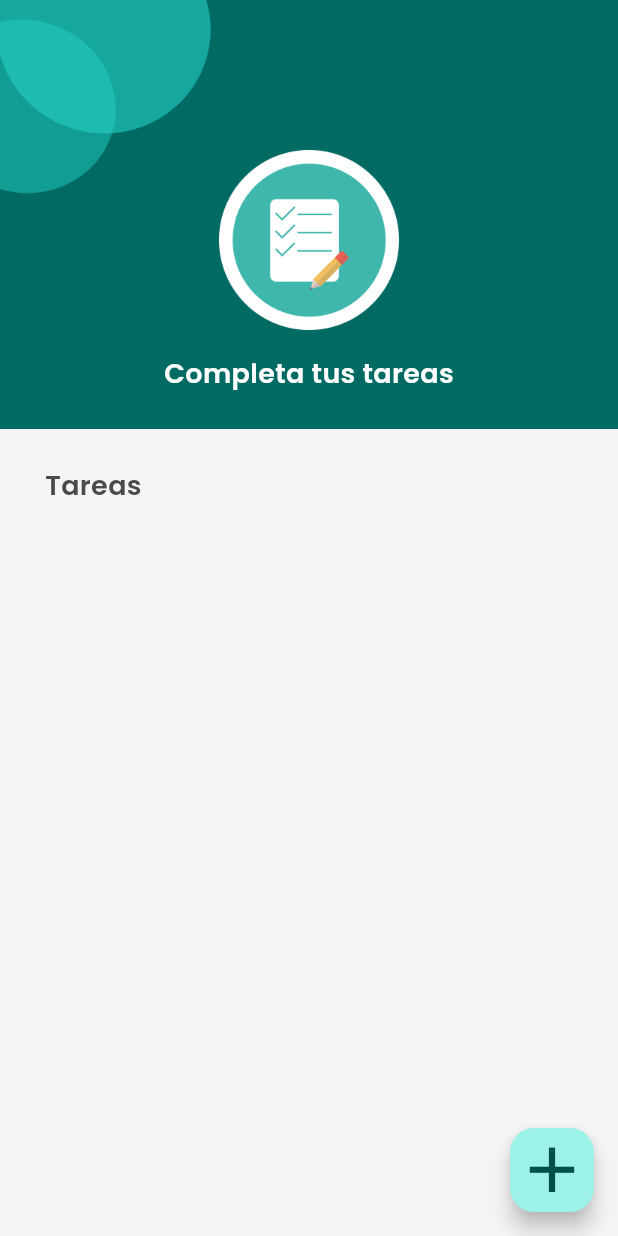
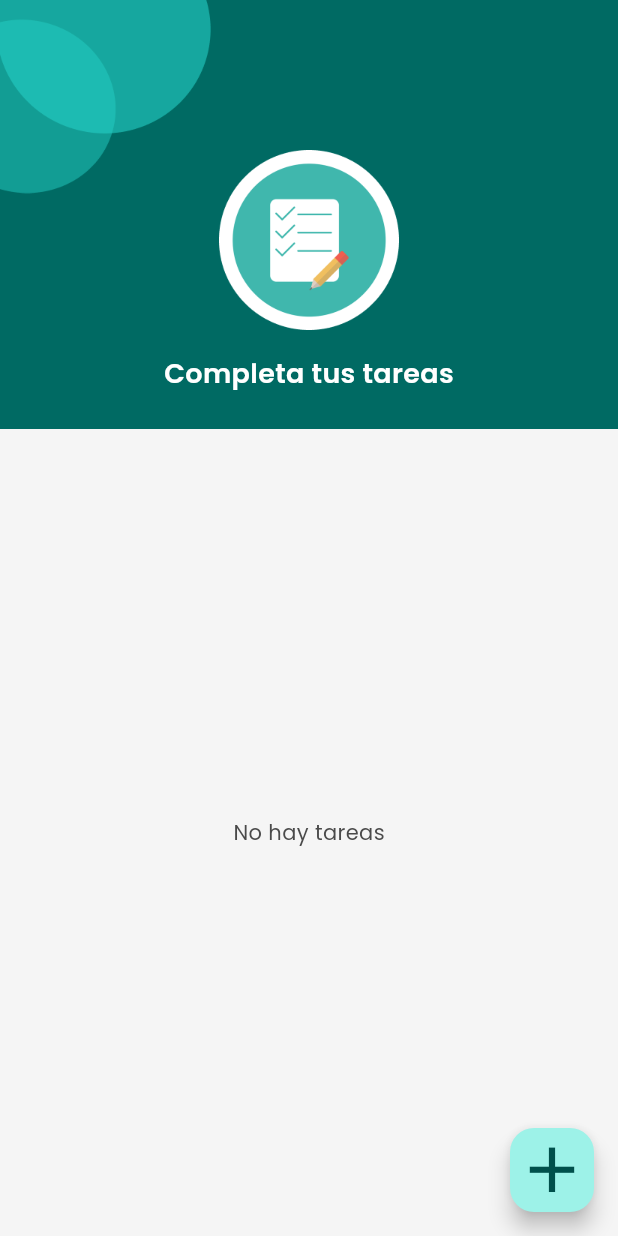
Before and after one commit to Sonyei888/lista_tareas, a Flutter app: the screen it shows after launch, after a tap on an icon or button, on a phone screen of 412 x 824 dp. Run offline on Flutter 3.47's test engine with Material 3 defaults, Android fonts, the phone set to English and light mode, and no system bars; our stand-ins replace shared_preferences.

Commit message:
Persitir y recuperar tareas en Shared prefenrences

```diff
--- a/lib/app/model/task.dart
+++ b/lib/app/model/task.dart
@@ -3,8 +3,8 @@ class Task {
   Task(this.title, {this.done = false});
 
   Task.fromJson(Map<String, dynamic> json){
-    title: json['title'];
-    done: json[done];
+    title= json['title'];
+    done= json['done'];
   }
 
 
--- /dev/null
+++ b/lib/app/repository/task_repository.dart
@@ -0,0 +1,32 @@
+
+
+
+import 'dart:convert';
+
+import 'package:shared_preferences/shared_preferences.dart';
+
+import '../model/task.dart';
+
+class TaskRepository {
+  Future<bool> addTask(Task task) async {
+    final prefs = await SharedPreferences.getInstance();
+    final jsonTasks = prefs.getStringList('tasks') ?? [];
+    jsonTasks.add(jsonEncode(task.toJson()));
+    return prefs.setStringList('tasks', jsonTasks);
+  }
+
+  Future<List<Task>> getTasks() async {
+    final prefs = await SharedPreferences.getInstance();
+    final jsonTasks = prefs.getStringList('tasks') ?? [];
+    return jsonTasks
+        .map((jsonTask) => Task.fromJson(jsonDecode(jsonTask)))
+        .toList();
+  }
+
+  Future<bool> saveTasks(List<Task> tasks) async {
+    final prefs = await SharedPreferences.getInstance();
+    final jsonTasks = tasks.map((e) => jsonEncode(e.toJson())).toList();
+    return prefs.setStringList('tasks', jsonTasks);
+  }
+
+}
--- a/lib/app/view/task_list/task_list_page.dart
+++ b/lib/app/view/task_list/task_list_page.dart
@@ -2,6 +2,7 @@ import 'dart:convert';
 
 import 'package:flutter/cupertino.dart';
 import 'package:flutter/material.dart';
+import 'package:lista_tareas/app/repository/task_repository.dart';
 import 'package:shared_preferences/shared_preferences.dart';
 
 import '../../model/task.dart';
@@ -16,8 +17,7 @@ class TaskListPage extends StatefulWidget {
 }
 
 class _TaskListPageState extends State<TaskListPage> {
-  final taskList = <Task>[];
-
+  final TaskRepository taskRepository = TaskRepository();
   /* @override
   Future<void> initState() async {
     final prefs = await SharedPreferences.getInstance();
@@ -32,10 +32,26 @@ class _TaskListPageState extends State<TaskListPage> {
         children: [
           Header(),
           Expanded(
-              child: _TaskList(taskList, OnTaskDoneChange: (task) {
-            task.done = !task.done;
-            setState(() {});
-          })),
+              child: FutureBuilder<List<Task>>(
+                future: taskRepository.getTasks(),
+                builder: (context, snapshot) {
+                  if(snapshot.connectionState == ConnectionState.waiting){
+                    return const Center(
+                      child: CircularProgressIndicator(),
+                    );
+                  }
+                  if(!snapshot.hasData || snapshot.data!.isEmpty){
+                    return const Center(
+                      child: Text('No hay tareas'),
+                    );
+                  }
+                  return _TaskList(snapshot.data!, OnTaskDoneChange: (task) {
+                    task.done = !task.done;
+                    taskRepository.saveTasks(snapshot.data!);
+                    setState(() {});
+          });
+                },
+              )),
         ],
       ),
       floatingActionButton: FloatingActionButton(
@@ -51,16 +67,9 @@ class _TaskListPageState extends State<TaskListPage> {
       isScrollControlled: true,
       builder: (_) => _NewTaskModal(
         onTaskCreated: (Task task) {
-          setState(() async {
-            taskList.add(task);
-            final prefs = await SharedPreferences.getInstance();
-            prefs.setStringList(
-                'tasks', taskList.map((e) => jsonEncode(e.toJson())).toList());
+          taskRepository.addTask(task);
+          setState(() {
 
-
-            final taskStrings = prefs.getStringList('tasks');
-            final newTaskList =
-            taskStrings?.map((e) => Task.fromJson(jsonDecode(e))).toList();
           });
         },
       ),
```
